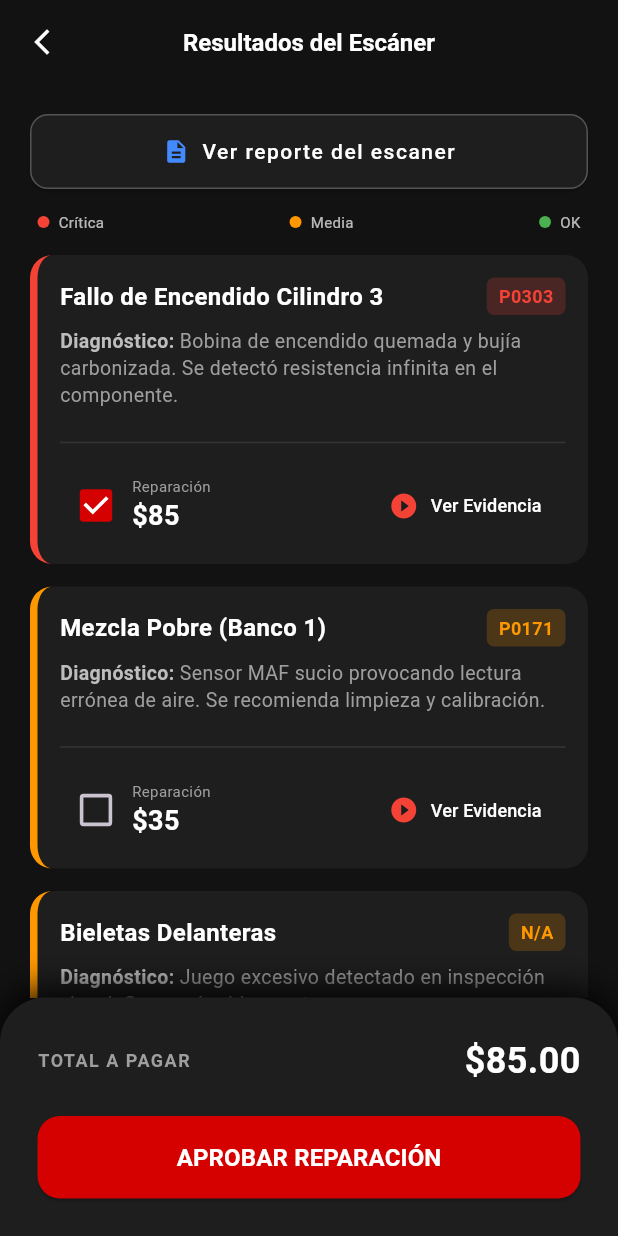
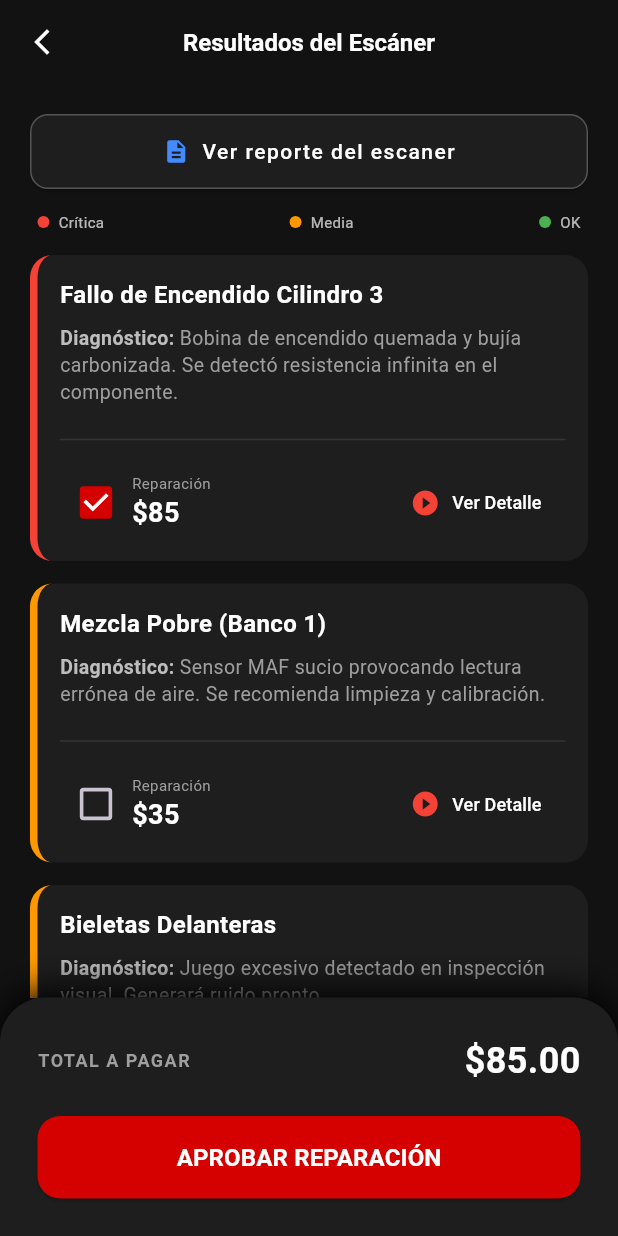
Before and after one commit to mvtsoluciones-wq/super_vortec, a Flutter app: the DiagnosticScreen screen opened directly, on a phone screen of 412 x 824 dp. Run offline on Flutter 3.47's test engine with Material 3 defaults, Android fonts, the phone set to English and light mode, and no system bars; our stand-ins replace youtube_player_flutter.

```diff
--- a/lib/diagnostico.dart
+++ b/lib/diagnostico.dart
@@ -1,6 +1,6 @@
 import 'package:flutter/material.dart';
 import 'package:url_launcher/url_launcher.dart';
-import 'package:youtube_player_flutter/youtube_player_flutter.dart'; // Importante para el video
+import 'package:youtube_player_flutter/youtube_player_flutter.dart';
 
 class DiagnosticScreen extends StatefulWidget {
   const DiagnosticScreen({super.key});
@@ -26,7 +26,7 @@ class _DiagnosticScreenState extends State<DiagnosticScreen> {
       "price": 85.00,
       "isSelected": true,
       "isFixable": true,
-      "videoUrl": "https://www.youtube.com/watch?v=wblL1YIDu-A", // Video de ejemplo
+      "videoUrl": "https://www.youtube.com/watch?v=wblL1YIDu-A",
       "breakdown": [
         {"item": "Bobina Original AC Delco", "cost": 55.00},
         {"item": "Bujía Iridium", "cost": 10.00},
@@ -181,19 +181,8 @@ class _DiagnosticScreenState extends State<DiagnosticScreen> {
                   child: Column(
                     crossAxisAlignment: CrossAxisAlignment.start,
                     children: [
-                      Row(
-                        mainAxisAlignment: MainAxisAlignment.spaceBetween,
-                        children: [
-                          Expanded(
-                            child: Text(item['title'], style: const TextStyle(color: Colors.white, fontWeight: FontWeight.bold, fontSize: 16)),
-                          ),
-                          Container(
-                            padding: const EdgeInsets.symmetric(horizontal: 8, vertical: 4),
-                            decoration: BoxDecoration(color: item['color'].withValues(alpha: 0.2), borderRadius: BorderRadius.circular(5)),
-                            child: Text(item['code'], style: TextStyle(color: item['color'], fontWeight: FontWeight.bold, fontSize: 12)),
-                          )
-                        ],
-                      ),
+                      // TÍTULO LIMPIO (Sin códigos)
+                      Text(item['title'], style: const TextStyle(color: Colors.white, fontWeight: FontWeight.bold, fontSize: 16)),
 
                       const SizedBox(height: 8),
 
@@ -236,6 +225,7 @@ class _DiagnosticScreenState extends State<DiagnosticScreen> {
                               ],
                             ),
                             const Spacer(),
+                            // BOTÓN ACTUALIZADO
                             TextButton.icon(
                               onPressed: () {
                                 Navigator.push(
@@ -243,8 +233,8 @@ class _DiagnosticScreenState extends State<DiagnosticScreen> {
                                   MaterialPageRoute(builder: (context) => BudgetDetailScreen(item: item))
                                 );
                               },
-                              icon: const Icon(Icons.play_circle_fill, size: 20, color: Colors.red), // Icono Play
-                              label: const Text("Ver Evidencia", style: TextStyle(color: Colors.white, fontSize: 12)),
+                              icon: const Icon(Icons.play_circle_fill, size: 20, color: Colors.red),
+                              label: const Text("Ver Detalle", style: TextStyle(color: Colors.white, fontSize: 12)),
                             )
                           ],
                         )
@@ -330,7 +320,7 @@ class _DiagnosticScreenState extends State<DiagnosticScreen> {
   }
 }
 
-// --- PANTALLA DETALLE ACTUALIZADA (VIDEO + PRESUPUESTO) ---
+// --- PANTALLA DETALLE ACTUALIZADA (SOPORTE FULL SCREEN) ---
 class BudgetDetailScreen extends StatefulWidget {
   final Map<String, dynamic> item;
   const BudgetDetailScreen({super.key, required this.item});
@@ -348,7 +338,12 @@ class _BudgetDetailScreenState extends State<BudgetDetailScreen> {
     String? videoId = YoutubePlayer.convertUrlToId(widget.item['videoUrl'] ?? "");
     _controller = YoutubePlayerController(
       initialVideoId: videoId ?? "",
-      flags: const YoutubePlayerFlags(autoPlay: false, mute: false, forceHD: true),
+      flags: const YoutubePlayerFlags(
+        autoPlay: false,
+        mute: false,
+        forceHD: true,
+        enableCaption: false,
+      ),
     );
   }
 
@@ -363,6 +358,21 @@ class _BudgetDetailScreenState extends State<BudgetDetailScreen> {
     final List breakdown = widget.item['breakdown'] ?? [];
     const Color bgDark = Color(0xFF121212);
 
+    // USAMOS YoutubePlayerBuilder PARA SOPORTAR PANTALLA COMPLETA REAL
+    return YoutubePlayerBuilder(
+      player: YoutubePlayer(
+        controller: _controller,
+        showVideoProgressIndicator: true,
+        progressIndicatorColor: Colors.red,
+        bottomActions: [
+          CurrentPosition(),
+          ProgressBar(isExpanded: true, colors: const ProgressBarColors(playedColor: Colors.red, handleColor: Colors.redAccent)),
+          const SizedBox(width: 10),
+          RemainingDuration(),
+          const FullScreenButton(), // Botón explícito de pantalla completa
+        ],
+      ),
+      builder: (context, player) {
         return Scaffold(
           backgroundColor: bgDark,
           appBar: AppBar(
@@ -372,16 +382,14 @@ class _BudgetDetailScreenState extends State<BudgetDetailScreen> {
             title: const Text("Evidencia y Costos", style: TextStyle(color: Colors.white, fontSize: 16)),
             centerTitle: true,
           ),
-      body: SingleChildScrollView( // Scroll por si el video es grande
+          body: SingleChildScrollView(
             padding: const EdgeInsets.all(20),
             child: Column(
               crossAxisAlignment: CrossAxisAlignment.start,
               children: [
-            // 1. TÍTULO
                 Text(widget.item['title'], style: const TextStyle(color: Colors.white, fontSize: 20, fontWeight: FontWeight.bold)),
                 const SizedBox(height: 10),
 
-            // 2. DIAGNÓSTICO (Sin código, solo texto)
                 Container(
                   padding: const EdgeInsets.all(12),
                   decoration: BoxDecoration(color: Colors.white.withValues(alpha: 0.05), borderRadius: BorderRadius.circular(10)),
@@ -393,7 +401,6 @@ class _BudgetDetailScreenState extends State<BudgetDetailScreen> {
 
                 const SizedBox(height: 25),
 
-            // 3. VIDEO DE LA FALLA (Cuadrícula)
                 if (widget.item['videoUrl'] != null && widget.item['videoUrl'].isNotEmpty) ...[
                   const Text("EVIDENCIA EN VIDEO", style: TextStyle(color: Colors.redAccent, fontSize: 10, fontWeight: FontWeight.bold, letterSpacing: 1.5)),
                   const SizedBox(height: 10),
@@ -402,23 +409,13 @@ class _BudgetDetailScreenState extends State<BudgetDetailScreen> {
                       borderRadius: BorderRadius.circular(15),
                       boxShadow: [BoxShadow(color: Colors.black.withValues(alpha: 0.5), blurRadius: 15, offset: const Offset(0, 5))],
                     ),
-                clipBehavior: Clip.antiAlias, // Para redondear el video
-                child: YoutubePlayer(
-                  controller: _controller,
-                  showVideoProgressIndicator: true,
-                  progressIndicatorColor: Colors.red,
-                  bottomActions: [
-                    CurrentPosition(),
-                    ProgressBar(isExpanded: true, colors: const ProgressBarColors(playedColor: Colors.red, handleColor: Colors.redAccent)),
-                    RemainingDuration(),
-                  ],
-                ),
+                    clipBehavior: Clip.antiAlias,
+                    child: player, // AQUÍ VA EL REPRODUCTOR QUE NOS DA EL BUILDER
                   ),
                 ],
 
                 const SizedBox(height: 30),
 
-            // 4. DESGLOSE DEL PRESUPUESTO
                 const Text("PRESUPUESTO DETALLADO", style: TextStyle(color: Colors.grey, fontSize: 12, letterSpacing: 1.5, fontWeight: FontWeight.bold)),
                 const SizedBox(height: 15),
 
@@ -457,5 +454,7 @@ class _BudgetDetailScreenState extends State<BudgetDetailScreen> {
             ),
           ),
         );
+      },
+    );
   }
 }
```
Lines whose indentation alone changed are shown as unchanged.
